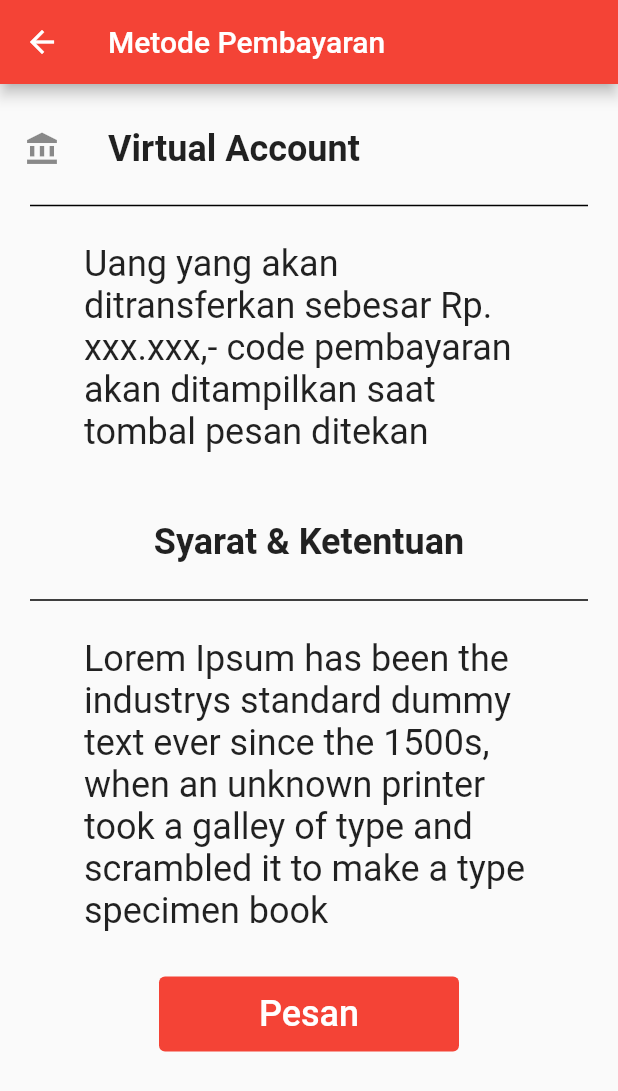
After one commit to KaoriAnimu/Level-3-Project-FF, a Flutter app: the metodePembayaran screen opened directly, after a tap on "Virtual Account", on a phone screen of 412 x 824 dp. The commit adds this screen. Shown: the top 1091 px of the screen. Run offline on Flutter 3.47's test engine with Material 2 defaults, Android fonts, the phone set to English and light mode, and no system bars; our stand-ins replace cached_network_image, getwidget, qr_flutter.

Commit message:
update metode pembayaran dan perbaikan code
metode pembayaran V 1.1

```diff
--- a/flutter_application_1/lib/metode.dart
+++ b/flutter_application_1/lib/metode.dart
@@ -1,72 +1,59 @@
 import 'package:flutter/material.dart';
+import 'package:flutter_application_1/bayarDitempat.dart';
+import 'package:flutter_application_1/virtualAcc.dart';
 
-void main() {
-  runApp(const MyApp());
-}
-
-class MyApp extends StatelessWidget {
-  const MyApp({super.key});
-
-  @override
-  Widget build(BuildContext context) {
-    return MaterialApp(
-      title: 'Flutter Demo',
-      theme: ThemeData(
-        primarySwatch: Colors.red,
-      ),
-      home: const MyHomePage(title: 'Metode Pembayran'),
-    );
-  }
-}
-
-class MyHomePage extends StatefulWidget {
-  const MyHomePage({super.key, required this.title});
-
-  final String title;
-
-  @override
-  State<MyHomePage> createState() => _MyHomePageState();
-}
-
-class _MyHomePageState extends State<MyHomePage> {
+class metodePembayaran extends StatelessWidget {
   @override
   Widget build(BuildContext context) {
     return Scaffold(
       appBar: AppBar(
-        title: Text(widget.title),
+        title: Text('Metode Pembayaran'),
       ),
-      body: Stack(
+      body: ListView(
         children: [
-          ListView.separated(
-            padding: const EdgeInsets.all(8),
-            itemCount: entries.length,
-            itemBuilder: (BuildContext context, int index) {
-              return Row(
-                children: [
-                  Column(
-                    children: [
-                      Text(
-                        '${entries[index]}',
-                        style: TextStyle(fontSize: 24),
-                      )
-                    ],
-                  ),
-                ],
-              );
-            },
-            separatorBuilder: (BuildContext context, int index) =>
-                const Divider(),
+          Padding(
+            padding: const EdgeInsets.only(top: 15, left: 15, right: 15),
+            child: ListTile(
+              leading: Icon(Icons.home),
+              title: TextButton(
+                onPressed: () {
+                  Navigator.push(context,
+                      MaterialPageRoute(builder: (context) => bayarDitempat()));
+                },
+                child: Text(
+                  'Bayar Ditempat',
+                  style: TextStyle(fontSize: 24, fontWeight: FontWeight.bold),
+                ),
+              ),
+            ),
+          ),
+          const Divider(
+            height: 20,
+            thickness: 1,
+            indent: 20,
+            endIndent: 20,
+            color: Colors.black,
+          ),
+          Padding(
+            padding: const EdgeInsets.only(top: 15, left: 15, right: 15),
+            child: ListTile(
+              leading: Icon(Icons.account_balance),
+              title: TextButton(
+                onPressed: () {
+                  Navigator.push(
+                      context,
+                      MaterialPageRoute(
+                          builder: (context) => virtualAccount()));
+                },
+                child: Text(
+                  'Virtual Account',
+                  style: TextStyle(fontSize: 24, fontWeight: FontWeight.bold),
+                ),
+              ),
+            ),
           ),
         ],
       ),
     );
   }
 }
-
-final List<String> entries = <String>[
-  'Bayar Ditempat',
-  'Transfer Bank',
-  'OVO',
-  'Dana',
-  'Qris'
-];
--- /dev/null
+++ b/flutter_application_1/lib/virtualAcc.dart
@@ -0,0 +1,87 @@
+import 'package:flutter/material.dart';
+
+class virtualAccount extends StatelessWidget {
+  @override
+  Widget build(BuildContext context) {
+    return Scaffold(
+        appBar: AppBar(
+          title: Text('Metode Pembayaran'),
+        ),
+        body: Column(
+          children: [
+            Padding(
+              padding: const EdgeInsets.only(top: 15),
+              child: Container(
+                child: ListTile(
+                  leading: Icon(Icons.account_balance),
+                  title: Text(
+                    'Virtual Account',
+                    style: TextStyle(fontSize: 24, fontWeight: FontWeight.bold),
+                  ),
+                ),
+              ),
+            ),
+            const Divider(
+              height: 20,
+              thickness: 1,
+              indent: 20,
+              endIndent: 20,
+              color: Colors.black,
+            ),
+            Padding(
+              padding: const EdgeInsets.only(top: 15, bottom: 30),
+              child: Container(
+                alignment: Alignment.center,
+                width: 300,
+                child: Text(
+                  'Uang yang akan ditransferkan sebesar Rp. xxx.xxx,- code pembayaran akan ditampilkan saat tombal pesan ditekan',
+                  style: TextStyle(fontSize: 24),
+                ),
+              ),
+            ),
+            Padding(
+              padding: const EdgeInsets.only(top: 15, bottom: 15),
+              child: Container(
+                alignment: Alignment.center,
+                width: 300,
+                child: Text(
+                  'Syarat & Ketentuan',
+                  style: TextStyle(fontSize: 24, fontWeight: FontWeight.bold),
+                ),
+              ),
+            ),
+            const Divider(
+              height: 20,
+              thickness: 1,
+              indent: 20,
+              endIndent: 20,
+              color: Colors.black,
+            ),
+            Padding(
+              padding: const EdgeInsets.only(top: 15, bottom: 30),
+              child: Container(
+                alignment: Alignment.center,
+                width: 300,
+                child: Text(
+                  'Lorem Ipsum has been the industrys standard dummy text ever since the 1500s, when an unknown printer took a galley of type and scrambled it to make a type specimen book',
+                  style: TextStyle(fontSize: 24),
+                ),
+              ),
+            ),
+            Container(
+              width: 200,
+              height: 50,
+              child: TextButton(
+                  onPressed: () {},
+                  style: TextButton.styleFrom(
+                      foregroundColor: Colors.white,
+                      backgroundColor: Colors.red),
+                  child: Text(
+                    'Pesan',
+                    style: TextStyle(fontSize: 24),
+                  )),
+            )
+          ],
+        ));
+  }
+}
--- a/flutter_application_1/pubspec.yaml
+++ b/flutter_application_1/pubspec.yaml
@@ -37,6 +37,7 @@ dependencies:
   getwidget: ^3.0.1
   intl: ^0.18.0
   cached_network_image:
+  qr_flutter: ^4.0.0
 
 dev_dependencies:
   flutter_test:
```
Also changed, not shown: flutter_application_1/lib/bayarDitempat.dart (added, +87 -0 lines), flutter_application_1/lib/codeTransaksi.dart (added, +53 -0 lines), flutter_application_1/lib/main.dart (+7 -57 lines), flutter_application_1/lib/metode2.dart (deleted, +0 -79 lines), flutter_application_1/lib/metode3.dart (deleted, +0 -69 lines), flutter_application_1/lib/pesan.dart (+5 -28 lines), flutter_application_1/lib/register.dart (+4 -27 lines), flutter_application_1/pubspec.lock, 1 other file.
